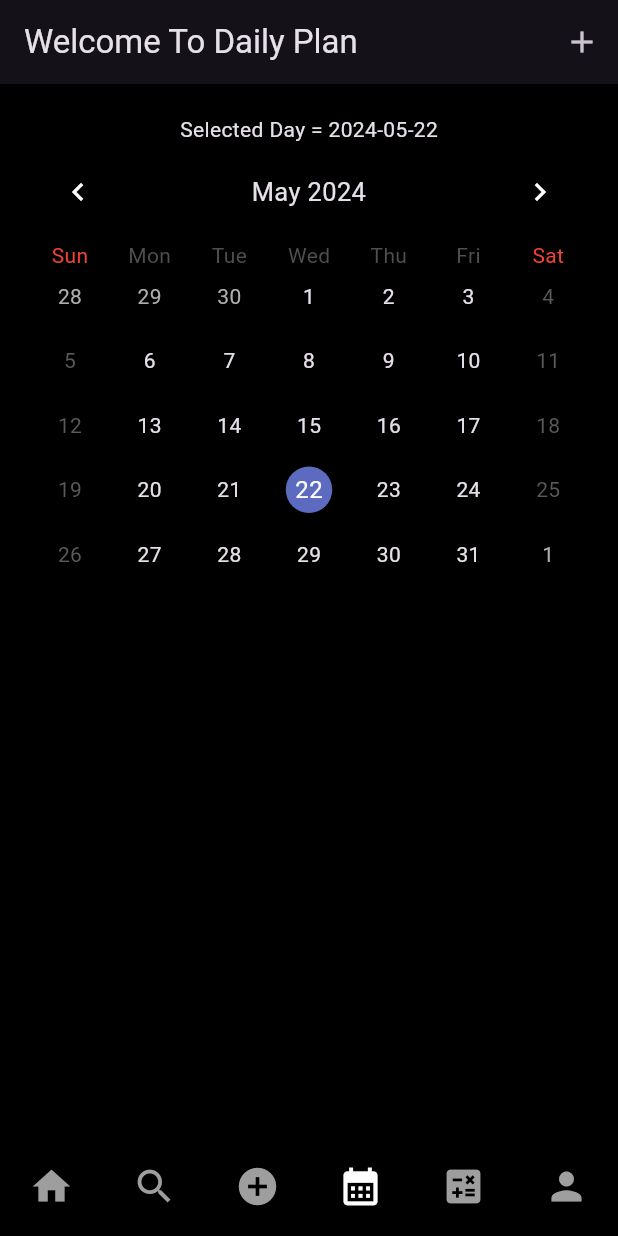
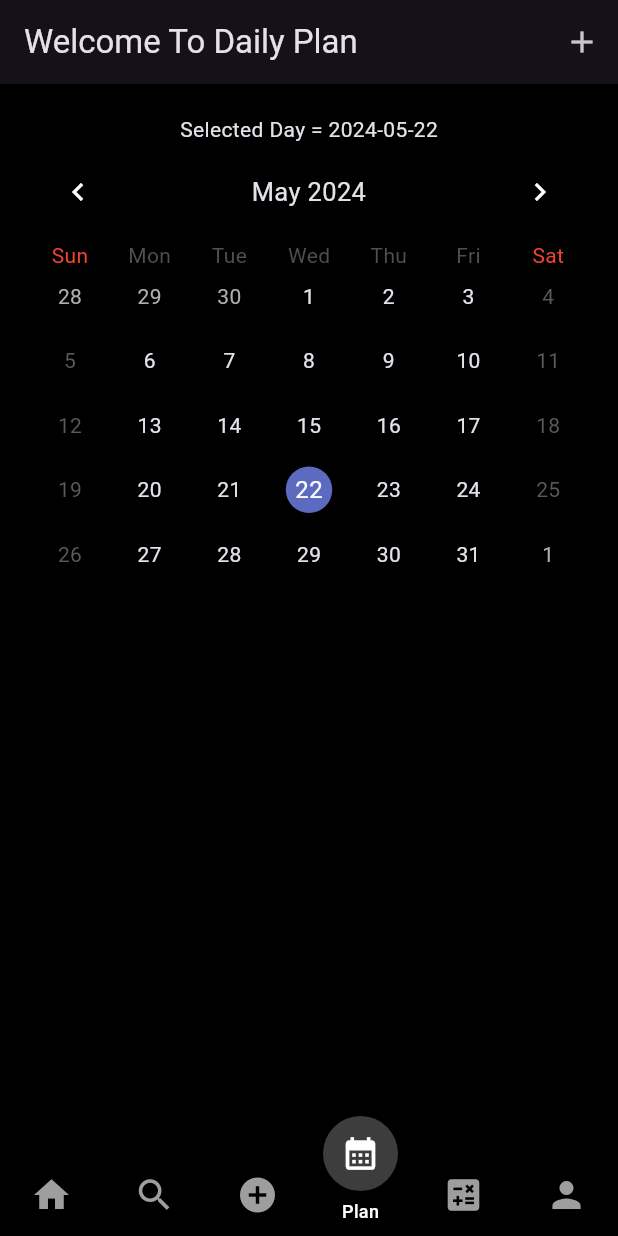
Before and after one commit to msafatih/zendiet, a Flutter app: the screen it shows once a user with an empty profile is signed in, item 4 of the bottom bar chosen, on a phone screen of 412 x 824 dp. Run offline on Flutter 3.47's test engine with Material 3 defaults, Android fonts, the phone set to English and light mode, and no system bars; drawn by our look-alikes of table_calendar; our stand-ins replace cloud_firestore, firebase_auth, firebase_core, firebase_storage, image_picker, motion_tab_bar and 1 more; accounts and stored records are empty.

Commit message:
Fixed ui #2

```diff
--- a/lib/responsive/mobile_screen_layout.dart
+++ b/lib/responsive/mobile_screen_layout.dart
@@ -1,6 +1,6 @@
-import 'package:flutter/cupertino.dart';
 import 'package:flutter/material.dart';
-import '../utils/colors.dart';
+import 'package:motion_tab_bar/MotionTabBar.dart';
+import 'package:motion_tab_bar/MotionTabBarController.dart';
 import '../utils/global_variable.dart';
 
 class MobileScreenLayout extends StatefulWidget {
@@ -10,93 +10,63 @@ class MobileScreenLayout extends StatefulWidget {
   State<MobileScreenLayout> createState() => _MobileScreenLayoutState();
 }
 
-class _MobileScreenLayoutState extends State<MobileScreenLayout> {
-  int _page = 0;
-  late PageController pageController; // for tabs animation
+class _MobileScreenLayoutState extends State<MobileScreenLayout>
+    with TickerProviderStateMixin {
+  MotionTabBarController? _motionTabBarController;
 
   @override
   void initState() {
     super.initState();
-    pageController = PageController();
+    _motionTabBarController = MotionTabBarController(
+      length: homeScreenItems.length,
+      vsync: this,
+    );
   }
 
   @override
   void dispose() {
     super.dispose();
-    pageController.dispose();
-  }
-
-  void onPageChanged(int page) {
-    setState(() {
-      _page = page;
-    });
-  }
-
-  void navigationTapped(int page) {
-    //Animating Page
-    pageController.jumpToPage(page);
+    _motionTabBarController?.dispose();
   }
 
   @override
   Widget build(BuildContext context) {
     return Scaffold(
-      body: PageView(
-        controller: pageController,
-        onPageChanged: onPageChanged,
+      bottomNavigationBar: MotionTabBar(
+        controller: _motionTabBarController,
+        initialSelectedTab: "Home",
+        labels: const ["Home", "Search", "Post", "Plan", "BMI", "Profile"],
+        icons: const [
+          Icons.home,
+          Icons.search,
+          Icons.add_circle,
+          Icons.calendar_month,
+          Icons.calculate,
+          Icons.person,
+        ],
+        tabSize: 50,
+        tabBarHeight: 55,
+        textStyle: const TextStyle(
+          fontSize: 12,
+          color: Colors.white,
+          fontWeight: FontWeight.w500,
+        ),
+        tabIconColor: Colors.grey,
+        tabIconSize: 28.0,
+        tabIconSelectedSize: 26.0,
+        tabSelectedColor: Colors.white24,
+        tabIconSelectedColor: Colors.white,
+        tabBarColor: Colors.black,
+        onTabItemSelected: (int value) {
+          setState(() {
+            _motionTabBarController!.index = value;
+          });
+        },
+      ),
+      body: TabBarView(
+        physics: const NeverScrollableScrollPhysics(),
+        controller: _motionTabBarController,
         children: homeScreenItems,
-      ),
-      bottomNavigationBar: CupertinoTabBar(
-        backgroundColor: mobileBackgroundColor,
-        items: <BottomNavigationBarItem>[
-          BottomNavigationBarItem(
-            icon: Icon(
-              Icons.home,
-              color: (_page == 0) ? primaryColor : secondaryColor,
-            ),
-            label: '',
-            backgroundColor: primaryColor,
-          ),
-          BottomNavigationBarItem(
-              icon: Icon(
-                Icons.search,
-                color: (_page == 1) ? primaryColor : secondaryColor,
-              ),
-              label: '',
-              backgroundColor: primaryColor),
-          BottomNavigationBarItem(
-              icon: Icon(
-                Icons.add_circle,
-                color: (_page == 2) ? primaryColor : secondaryColor,
-              ),
-              label: '',
-              backgroundColor: primaryColor),
-          BottomNavigationBarItem(
-            icon: Icon(
-              Icons.calendar_month,
-              color: (_page == 3) ? primaryColor : secondaryColor,
-            ),
-            label: '',
-            backgroundColor: primaryColor,
-          ),
-          BottomNavigationBarItem(
-            icon: Icon(
-              Icons.calculate,
-              color: (_page == 4) ? primaryColor : secondaryColor,
-            ),
-            label: '',
-            backgroundColor: primaryColor,
-          ),
-          BottomNavigationBarItem(
-            icon: Icon(
-              Icons.person,
-              color: (_page == 5) ? primaryColor : secondaryColor,
-            ),
-            label: '',
-            backgroundColor: primaryColor,
-          ),
-        ],
-        onTap: navigationTapped,
-        currentIndex: _page,
       ),
     );
   }
--- a/pubspec.yaml
+++ b/pubspec.yaml
@@ -39,6 +39,7 @@ dependencies:
   flutter_svg: ^2.0.10+1
   image_picker: ^1.1.1
   intl: ^0.19.0
+  motion_tab_bar: ^2.0.4
   provider: ^6.1.2
   shared_preferences: ^2.2.3
   table_calendar: ^3.1.1
```
Also changed, not shown: lib/responsive/web_screen_layout.dart (+41 -73 lines), lib/widgets/post_card.dart (+9 -13 lines), pubspec.lock.
